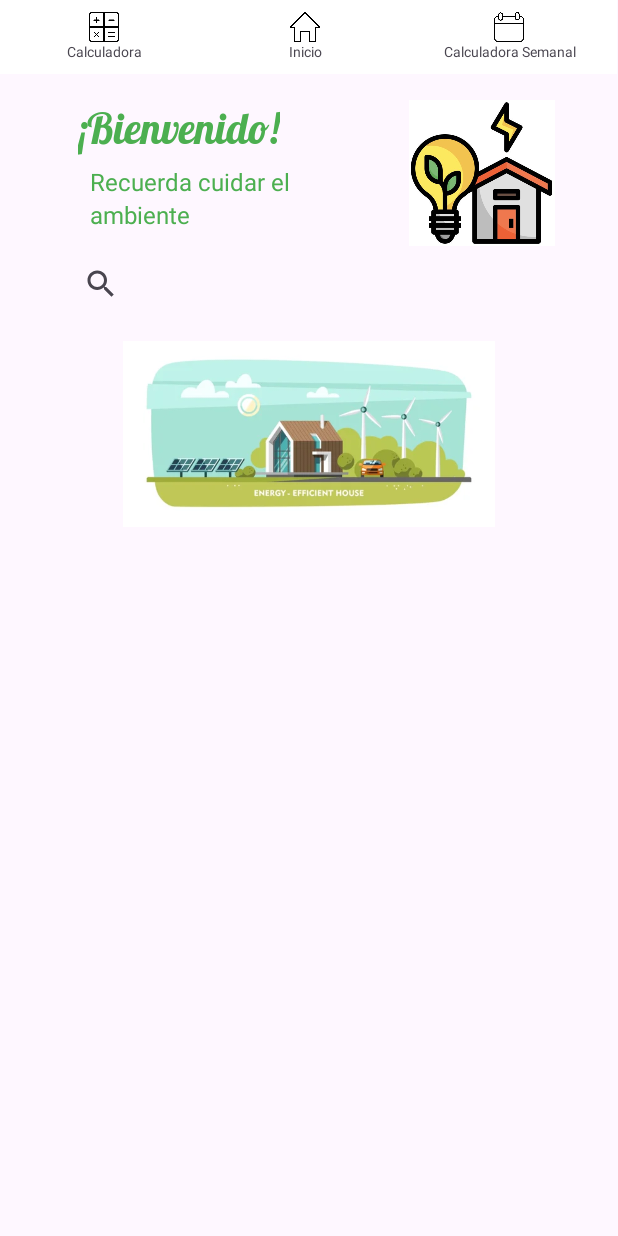
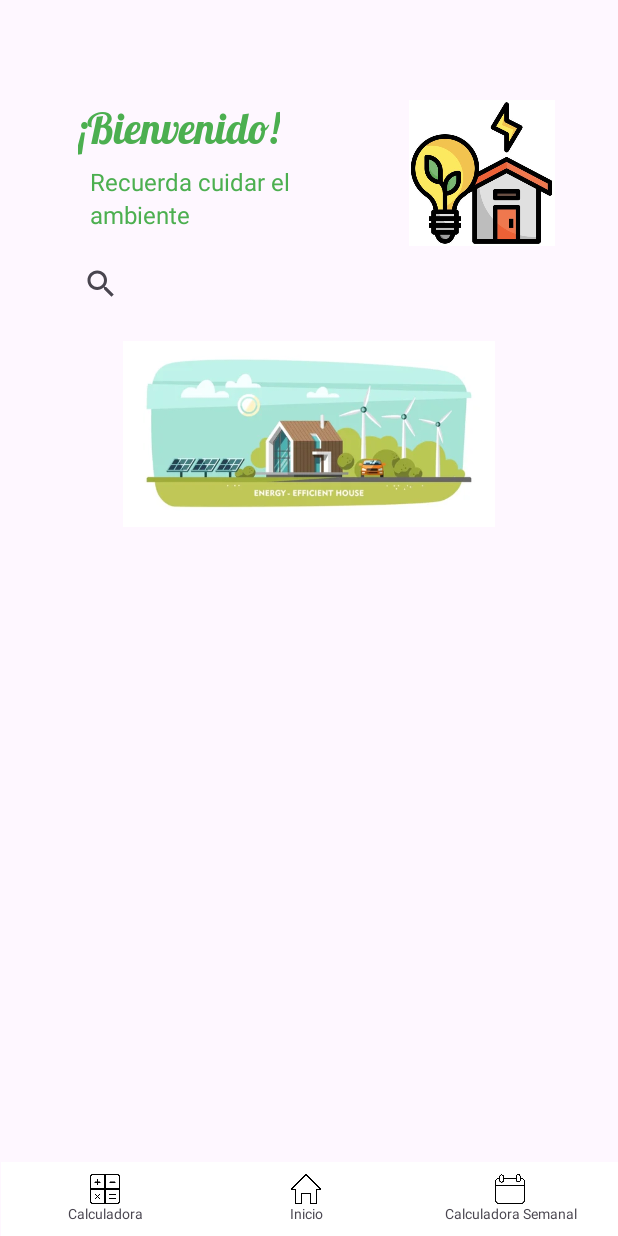
Before and after one commit to silvajimenezmariaguadalupe1im8-crypto/r32, an Android app: the screen it shows after launch (MainActivity), on a phone screen of 412 x 824 dp. Run offline under Robolectric (Android 15) with nearby library versions, the phone set to English and light mode, and no system bars; Roboto replaces fonts that are not available here.

Commit message:
botones inicio

```diff
--- a/app/src/main/res/layout/activity_main.xml
+++ b/app/src/main/res/layout/activity_main.xml
@@ -84,17 +84,20 @@
     <LinearLayout
         android:layout_width="411dp"
         android:layout_height="49dp"
+        android:background="#FFFFFF"
         android:orientation="horizontal"
-        tools:layout_editor_absoluteX="1dp"
-        tools:layout_editor_absoluteY="681dp"
-        android:background="#FFFFFF"
-        android:padding="8dp">
+        android:padding="8dp"
+        app:layout_constraintBottom_toBottomOf="parent"
+        app:layout_constraintEnd_toEndOf="parent"
+        app:layout_constraintStart_toStartOf="parent"
+        app:layout_constraintTop_toBottomOf="@+id/imageView4"
+        app:layout_constraintVertical_bias="1.0">
 
         <LinearLayout
             android:layout_width="123dp"
             android:layout_height="match_parent"
-            android:orientation="vertical"
-            android:gravity="center">
+            android:gravity="center"
+            android:orientation="vertical">
 
             <ImageView
                 android:id="@+id/imageView3"
@@ -107,39 +110,39 @@
                 android:id="@+id/textView17"
                 android:layout_width="match_parent"
                 android:layout_height="wrap_content"
+                android:gravity="center"
                 android:text="Calculadora"
-                android:textSize="9sp"
-                android:gravity="center"/>
+                android:textSize="9sp" />
 
         </LinearLayout>
 
         <LinearLayout
             android:layout_width="144dp"
             android:layout_height="match_parent"
-            android:orientation="vertical"
-            android:gravity="center">
+            android:gravity="center"
+            android:orientation="vertical">
 
             <ImageView
                 android:id="@+id/imageView5"
                 android:layout_width="20dp"
                 android:layout_height="20dp"
-                android:src="@drawable/inicio"
-                android:gravity="center"/>
+                android:gravity="center"
+                android:src="@drawable/inicio" />
 
             <TextView
                 android:id="@+id/textView19"
                 android:layout_width="match_parent"
                 android:layout_height="wrap_content"
+                android:gravity="center"
                 android:text="Inicio"
-                android:textSize="9sp"
-                android:gravity="center"/>
+                android:textSize="9sp" />
         </LinearLayout>
 
         <LinearLayout
             android:layout_width="match_parent"
             android:layout_height="match_parent"
-            android:orientation="vertical"
-            android:gravity="center">
+            android:gravity="center"
+            android:orientation="vertical">
 
             <ImageView
                 android:id="@+id/imageView6"
@@ -151,9 +154,9 @@
                 android:id="@+id/textView21"
                 android:layout_width="match_parent"
                 android:layout_height="wrap_content"
+                android:gravity="center"
                 android:text="Calculadora Semanal"
-                android:textSize="9sp"
-                android:gravity="center"/>
+                android:textSize="9sp" />
         </LinearLayout>
     </LinearLayout>
 
```
